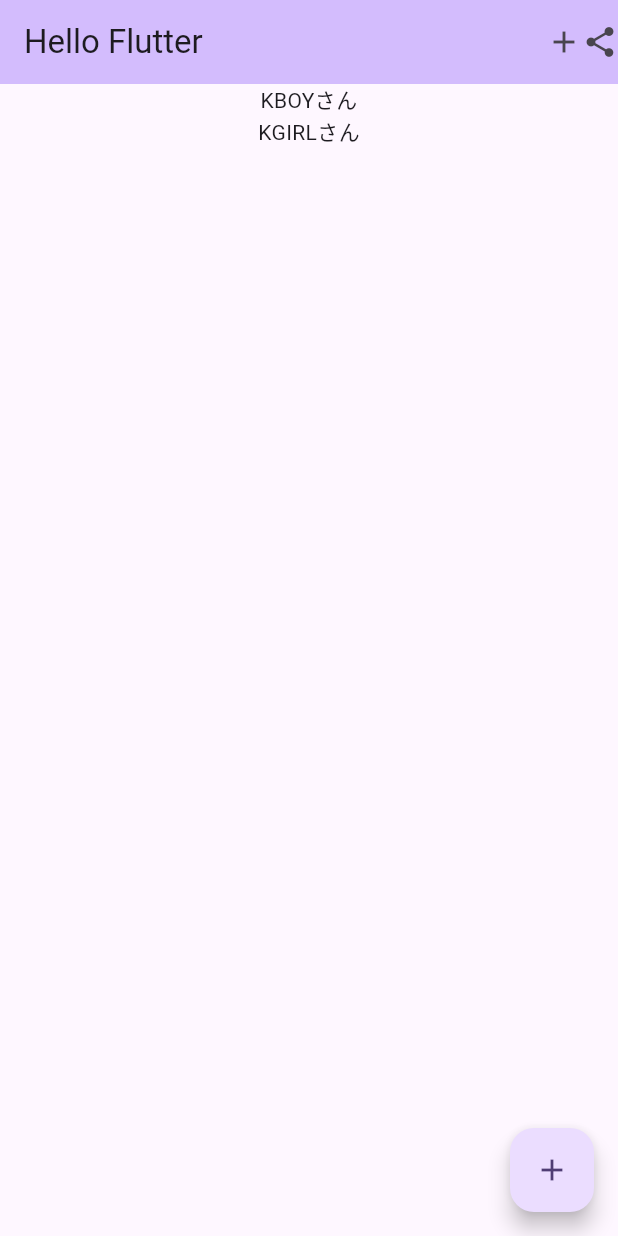
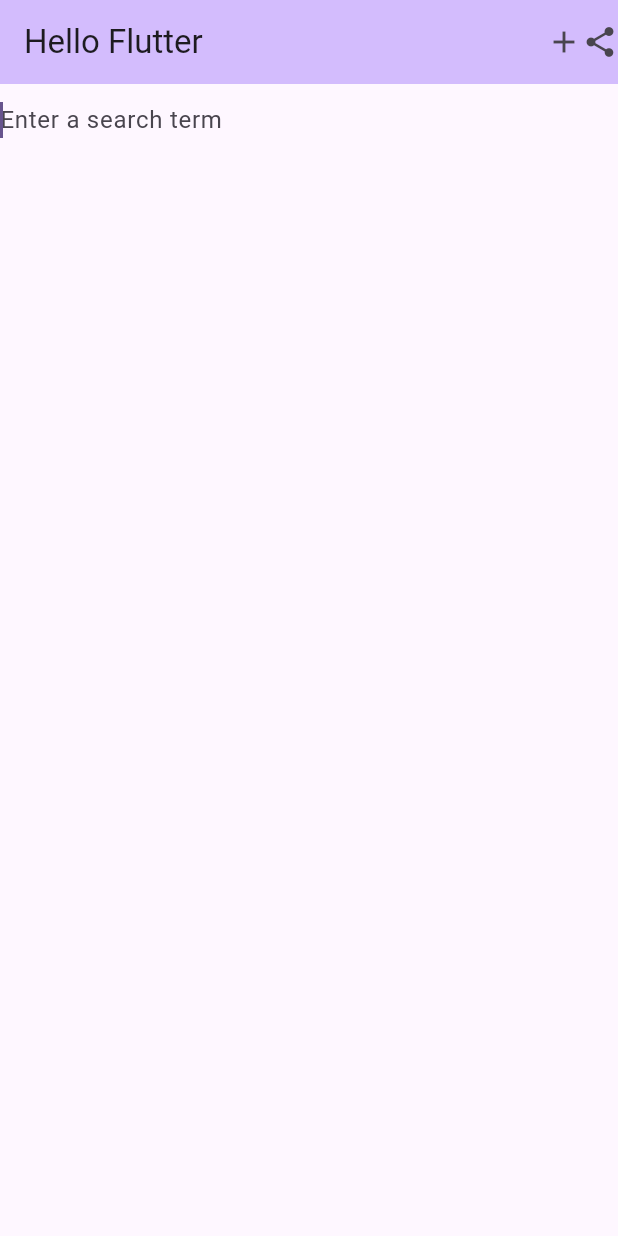
Before and after one commit to powerninja/application_dev_learning, a Flutter app: the screen it shows after launch, on a phone screen of 412 x 824 dp. Run offline on Flutter 3.47's test engine with Material 3 defaults, Android fonts, the phone set to English and light mode, and no system bars.

Commit message:
textFieldの追加

```diff
--- a/lib/main.dart
+++ b/lib/main.dart
@@ -49,22 +49,17 @@ class _MyHomePageState extends State<MyHomePage> {
           title: Text("Hello Flutter"),
           actions: [Icon(Icons.add), Icon(Icons.share)],
         ),
-      body: Center(
-          child: Column(children: [
-        Container(
+        body: Container(
           width: double.infinity,
-          child: Text(
-            'KBOYさん',
-            textAlign: TextAlign.center,
+          child: TextField(
+              decoration: InputDecoration(
+                //テキストの枠線なし
+                border: InputBorder.none,
+                //何を入力するかの補助テキスト
+                hintText: 'Enter a search term',
               ),
-        ),
-        Text('KGIRLさん')
-      ])),
-      floatingActionButton: FloatingActionButton(
-        onPressed: _incrementCounter,
-        tooltip: 'Increment',
-        child: const Icon(Icons.add),
-      ),
-    );
+              //画面を開いた瞬間テキストフィールドにフォーカスされるようになる
+              autofocus: true),
+        ));
   }
 }
```
Lines whose indentation alone changed are shown as unchanged.
